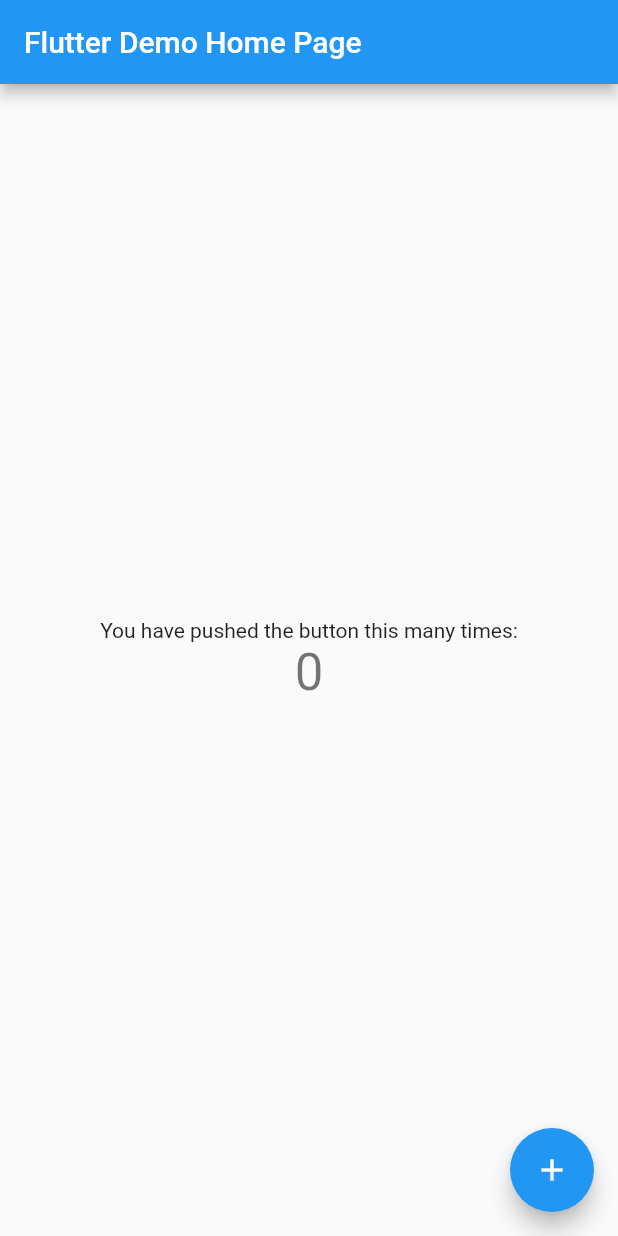
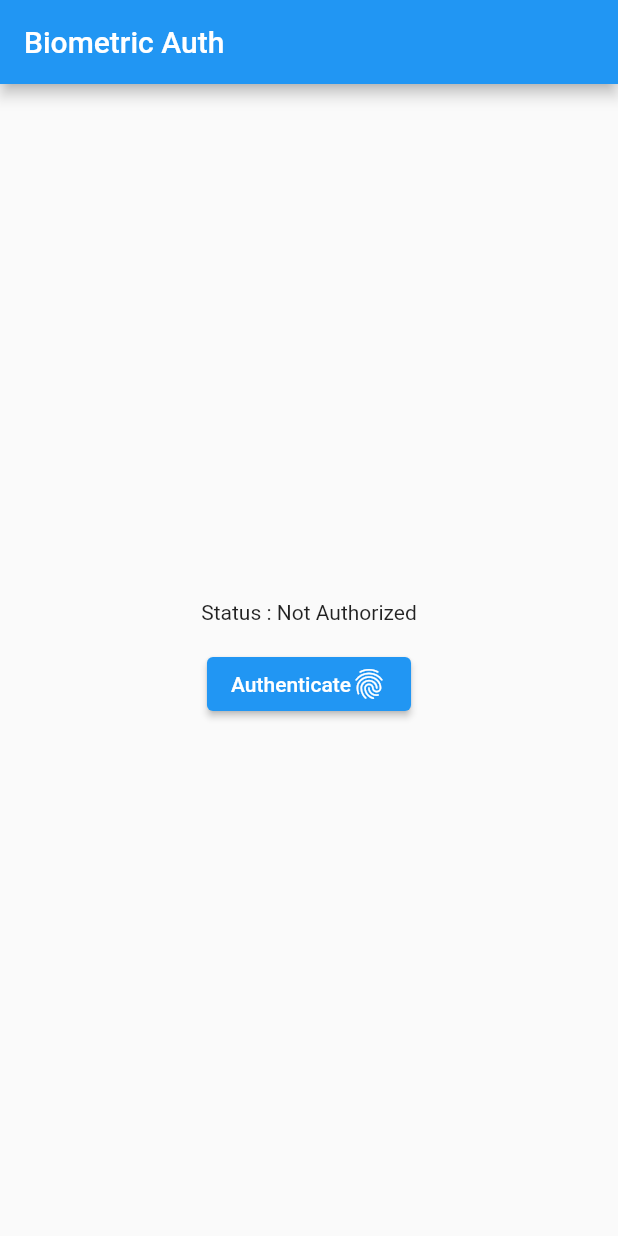
Before and after one commit to ghulammuzz/flutter-biometric-auth-fngr, a Flutter app: the screen it shows after launch, on a phone screen of 412 x 824 dp. Run offline on Flutter 3.47's test engine with Material 2 defaults, Android fonts, the phone set to English and light mode, and no system bars; our stand-ins replace local_auth.

Commit message:
add fingrtprint scanner

```diff
--- /dev/null
+++ b/lib/home.dart
@@ -0,0 +1,99 @@
+import 'package:flutter/material.dart';
+import 'package:flutter/services.dart';
+import 'package:local_auth/local_auth.dart';
+
+class home extends StatefulWidget {
+  const home({Key? key, required this.title}) : super(key: key);
+
+  final String title;
+  @override
+  State<home> createState() => _homeState();
+}
+
+class _homeState extends State<home> {
+  final LocalAuthentication auth = LocalAuthentication();
+
+  String _authorized = 'Not Authorized';
+  bool _isAuthenticating = false;
+
+  Future<void> _authenticate() async {
+    bool authenticated = false;
+    try {
+      setState(() {
+        _isAuthenticating = true;
+        _authorized = 'Not Authorized';
+      });
+      authenticated = await auth.authenticate(
+          localizedReason: 'Please authenticate to show account balance',
+          options: AuthenticationOptions(
+            useErrorDialogs: true,
+            stickyAuth: true,
+          ));
+      setState(() {
+        _isAuthenticating = false;
+      });
+    } on PlatformException catch (e) {
+      print(e);
+      setState(() {
+        _isAuthenticating = false;
+        _authorized = 'Error - ${e.message}';
+      });
+      return;
+    }
+    if (!mounted) return;
+
+    setState(() {
+      _authorized = authenticated ? 'Authorized' : 'Not Authorized';
+    });
+  }
+
+  void _cancelAuthentication() async {
+    await auth.stopAuthentication();
+    setState(() {
+      _isAuthenticating = false;
+    });
+  }
+
+  @override
+  Widget build(BuildContext context) {
+    return MaterialApp(
+      debugShowCheckedModeBanner: false,
+      home: Scaffold(
+        appBar: AppBar(
+          title: Text('Biometric Auth'),
+        ),
+        body: Center(
+          child: Column(
+            mainAxisAlignment: MainAxisAlignment.center,
+            children: [
+              Text('Status : $_authorized\n'),
+              (_isAuthenticating)
+                  ? ElevatedButton(
+                      onPressed: _cancelAuthentication,
+                      child: Row(
+                        mainAxisSize: MainAxisSize.min,
+                        children: [
+                          Text('Canel Authentication'),
+                          Icon(Icons.cancel),
+                        ],
+                      ))
+                  : Column(
+                      children: [
+                        ElevatedButton(
+                            onPressed: _authenticate,
+                            child: Row(
+                              mainAxisSize: MainAxisSize.min,
+                              children: [
+                                Text('Authenticate'),
+                                Icon(Icons.fingerprint),
+                              ],
+                            )),
+                      ],
+                    )
+            ],
+          ),
+        ),
+      ),
+    );
+  }
+}
--- a/lib/main.dart
+++ b/lib/main.dart
@@ -1,4 +1,5 @@
 import 'package:flutter/material.dart';
+import 'package:flutter_biometric_auth/home.dart';
 
 void main() {
   runApp(const MyApp());
@@ -11,60 +12,12 @@ class MyApp extends StatelessWidget {
   @override
   Widget build(BuildContext context) {
     return MaterialApp(
-      title: 'Flutter Demo',
+      title: 'Biometric Auth',
       theme: ThemeData(
 
-        primarySwatch: Colors.blue,
+        primarySwatch: Colors.red,
       ),
-      home: const MyHomePage(title: 'Flutter Demo Home Page'),
+      home: home(title: 'Biometric Auth',),
     );
   }
 }
-
-class MyHomePage extends StatefulWidget {
-  const MyHomePage({Key? key, required this.title}) : super(key: key);
-
-  // This widget is the home page of your application. It is stateful, meaning
-  final String title;
-
-  @override
-  State<MyHomePage> createState() => _MyHomePageState();
-}
-
-class _MyHomePageState extends State<MyHomePage> {
-  int _counter = 0;
-
-  void _incrementCounter() {
-    setState(() {
-      _counter++;
-    });
-  }
-
-  @override
-  Widget build(BuildContext context) {
-    return Scaffold(
-      appBar: AppBar(
-        title: Text(widget.title),
-      ),
-      body: Center(
-        child: Column(
-          mainAxisAlignment: MainAxisAlignment.center,
-          children: <Widget>[
-            const Text(
-              'You have pushed the button this many times:',
-            ),
-            Text(
-              '$_counter',
-              style: Theme.of(context).textTheme.headline4,
-            ),
-          ],
-        ),
-      ),
-      floatingActionButton: FloatingActionButton(
-        onPressed: _incrementCounter,
-        tooltip: 'Increment',
-        child: const Icon(Icons.add),
-      ), // This trailing comma makes auto-formatting nicer for build methods.
-    );
-  }
-}
--- a/pubspec.yaml
+++ b/pubspec.yaml
@@ -15,7 +15,7 @@ publish_to: 'none' # Remove this line if you wish to publish to pub.dev
 # In iOS, build-name is used as CFBundleShortVersionString while build-number used as CFBundleVersion.
 # Read more about iOS versioning at
 # https://developer.apple.com/library/archive/documentation/General/Reference/InfoPlistKeyReference/Articles/CoreFoundationKeys.html
-version: 1.0.0+1
+version: 1.0.0+1z
 
 environment:
   sdk: ">=2.17.6 <3.0.0"
@@ -29,6 +29,7 @@ environment:
 dependencies:
   flutter:
     sdk: flutter
+  local_auth: ^2.1.2
 
 
   # The following adds the Cupertino Icons font to your application.
```
